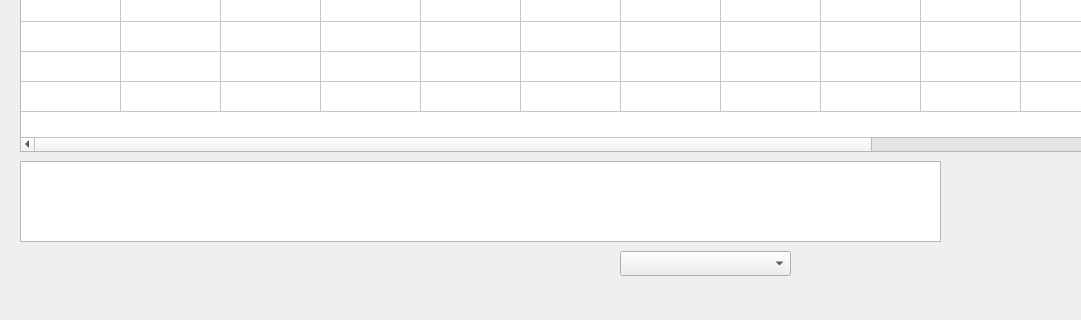
Qt form mainwindow.ui (hvdbrand/puzzle-solver) before a commit; both pictures show x 0 to 1081 and y 356 to 676 of the 1231 by 676 pixel window.
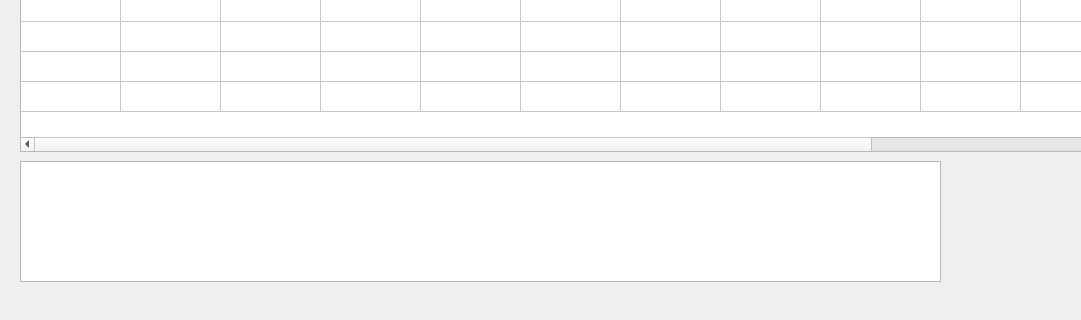
The same form after that commit.

Commit message: Replace predefined puzzles in combo box by predefined elements in the menu, add XML loader

Diff of the .ui file:
```diff
--- a/mainwindow.ui
+++ b/mainwindow.ui
@@ -186,23 +186,13 @@
      </property>
     </column>
    </widget>
-   <widget class="QComboBox" name="comboBox">
-    <property name="geometry">
-     <rect>
-      <x>620</x>
-      <y>590</y>
-      <width>171</width>
-      <height>25</height>
-     </rect>
-    </property>
-   </widget>
    <widget class="QTextBrowser" name="output">
     <property name="geometry">
      <rect>
       <x>20</x>
       <y>500</y>
       <width>921</width>
-      <height>81</height>
+      <height>121</height>
      </rect>
     </property>
    </widget>
```
The commit also changes 10 other files.
